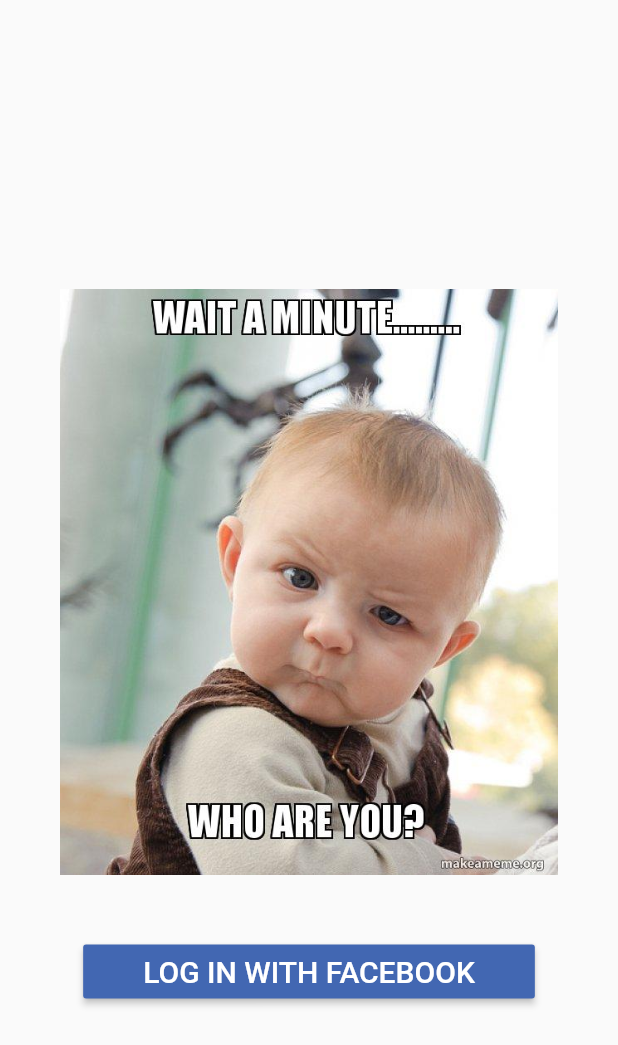
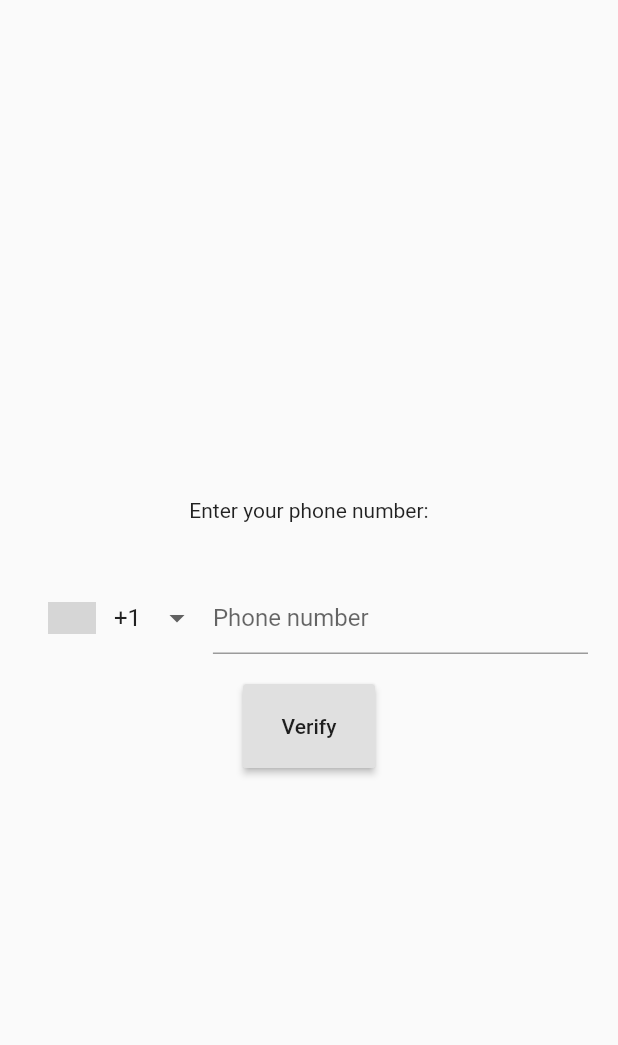
Before and after one commit to negfeed/gonna, a Flutter app: the screen it shows after launch, on a phone screen of 412 x 824 dp. Shown: the top 1045 px of the screen. Run offline on Flutter 3.47's test engine with Material 2 defaults, Android fonts, the phone set to English and light mode, and no system bars; drawn by our look-alikes of intl_phone_number_input; our stand-ins replace contacts_service, firebase_auth, permission_handler; missing offline and left inert: flutter_facebook_login, flutter_picker; accounts and stored records are empty; grey boxes are pictures that could not be loaded.

Commit message:
Replace Facebook login page with a barebones Phone registration form.

```diff
--- a/client/lib/main.dart
+++ b/client/lib/main.dart
@@ -1,5 +1,5 @@
 import 'package:flutter/material.dart';
-import 'package:gonna_client/pages/auth/AuthPage.dart';
+import 'package:gonna_client/pages/auth/PhoneEntryPage.dart';
 import 'package:gonna_client/pages/home/home.dart';
 import 'package:gonna_client/services/auth/auth.dart';
 import 'package:provider/provider.dart';
@@ -31,7 +31,7 @@ class AuthWrapper extends StatelessWidget {
 
     // return either the Home or Authenticate widget
     if (user == null){
-      return AuthPage();
+      return PhoneEntryPage();
     } else {
       return HomePage();
     }
--- a/client/lib/pages/auth/AuthPage.dart
+++ /dev/null
@@ -1,86 +0,0 @@
-import 'package:flutter/cupertino.dart';
-import 'package:flutter/material.dart';
-import 'package:flutter/rendering.dart';
-import 'package:gonna_client/services/auth/auth.dart';
-
-class AuthPage extends StatefulWidget {
-  @override
-  _AuthPageState createState() => _AuthPageState();
-}
-
-class _AuthPageState extends State<AuthPage> {
-  final AuthService _auth = AuthService();
-
-  bool _signInInProgress = false;
-
-  _signInFacebook(BuildContext context) async {
-    setState(() {
-      _signInInProgress = true;
-    });
-    try {
-      await _auth.signInFacebook();
-    } catch (err) {
-      final snackBar = SnackBar(content: Text(err.cause));
-      Scaffold.of(context).showSnackBar(snackBar);
-    }
-    setState(() {
-      _signInInProgress = false;
-    });
-  }
-
-  @override
-  Widget build(BuildContext context) {
-    var stackLayers = new List<Widget>();
-    stackLayers.add(_contentLayer());
-    if (_signInInProgress) {
-      stackLayers.add(_progressIndicatorLayer());
-    }
-    return Scaffold(
-      body: Stack(
-        children: stackLayers,
-      ),
-    );
-  }
-
-  Widget _progressIndicatorLayer() {
-    return Stack(
-      children: [
-        new Opacity(
-          opacity: 0.3,
-          child: const ModalBarrier(dismissible: false, color: Colors.grey),
-        ),
-        new Center(
-          child: new CircularProgressIndicator(),
-        ),
-      ],
-    );
-  }
-
-  Builder _contentLayer() {
-    return Builder(
-      builder: (BuildContext context) {
-        return Center(
-          child: Column(
-            mainAxisAlignment: MainAxisAlignment.center,
-            children: <Widget>[
-              Container(
-                padding: EdgeInsets.all(40),
-                child: Image(
-                    image:
-                    AssetImage('assets/memes/wait-a-minute-who-are-you.jpg')),
-              ),
-              RaisedButton(
-                  color: Color.fromRGBO(66, 103, 178, 1),
-                  onPressed: () => _signInFacebook(context),
-                  padding: EdgeInsets.symmetric(horizontal: 40),
-                  child: const Text(
-                    'LOG IN WITH FACEBOOK',
-                    style: TextStyle(fontSize: 20, color: Colors.white),
-                  )),
-            ],
-          ),
-        );
-      }
-    );
-  }
-}
--- /dev/null
+++ b/client/lib/pages/auth/PhoneEntryPage.dart
@@ -0,0 +1,38 @@
+import 'package:flutter/material.dart';
+import 'package:intl_phone_number_input/intl_phone_number_input.dart';
+
+class PhoneEntryPage extends StatelessWidget {
+  @override
+  Widget build(BuildContext context) {
+    return Scaffold(
+      body: Center(
+        child: Column(
+          mainAxisAlignment: MainAxisAlignment.center,
+          children: <Widget>[
+            Padding(
+              padding: const EdgeInsets.all(20.0),
+              child: Text('Enter your phone number:'),
+            ),
+            Padding(
+              padding: const EdgeInsets.all(20.0),
+              child: InternationalPhoneNumberInput(
+                onInputChanged: (phoneNumber) {},
+                selectorConfig: SelectorConfig(
+                    selectorType: PhoneInputSelectorType.DROPDOWN,
+                    backgroundColor: Colors.white),
+                countries: ['US', 'CA'],
+                initialValue: PhoneNumber(isoCode: 'US'),
+                autoFocus: true,
+              ),
+            ),
+            RaisedButton(
+              onPressed: () {},
+              child: const Text('Verify'),
+              padding: const EdgeInsets.all(20.0),
+            ),
+          ],
+        ),
+      ),
+    );
+  }
+}
```
Also changed, not shown: client/lib/pages/home/home.dart (+24 -20 lines), client/pubspec.yaml (+4 -3 lines), client/assets/memes/wait-a-minute-who-are-you.jpg (deleted), client/pubspec.lock, 2 other files.
